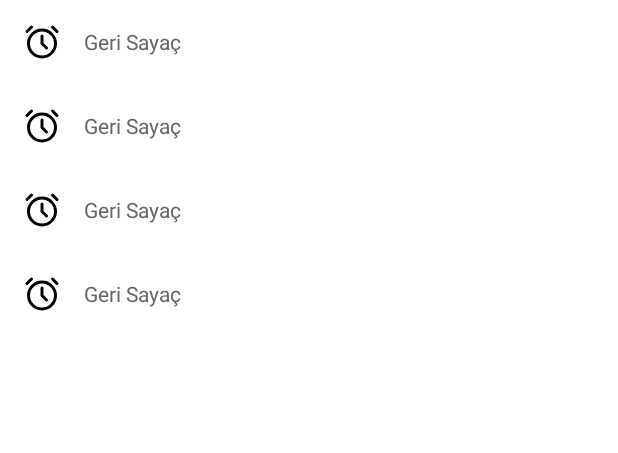
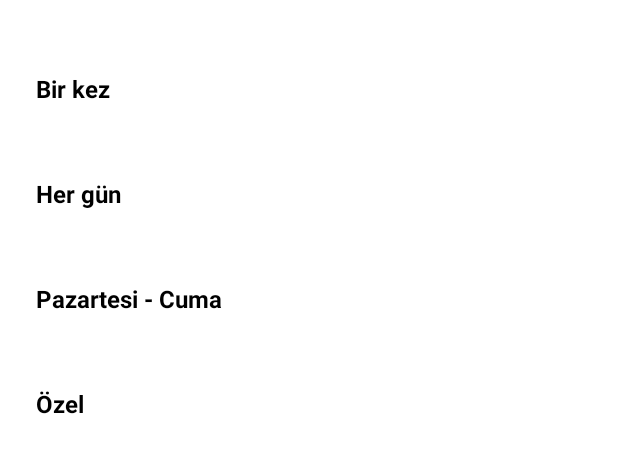
Before and after one commit to etokoc/ClockTracker, an Android app: the layout again_bottom_dialog.xml on its own in the app's theme, with its tools: preview values and no code run, on a phone screen of 412 x 824 dp. Shown: the top 453 px of the screen. Run offline under Robolectric (Android 15) with nearby library versions, the phone set to English and light mode, and no system bars.

Commit message:
yaptık birşeyler

```diff
--- a/app/src/main/res/drawable/dialog_background.xml
+++ b/app/src/main/res/drawable/dialog_background.xml
@@ -2,6 +2,9 @@
 <shape xmlns:android="http://schemas.android.com/apk/res/android">
 
     <solid android:color="@color/white"/>
-    <corners android:radius="20dp" />
+    <corners
+        android:topLeftRadius="20dp"
+        android:topRightRadius="20dp"
+        />
 
 </shape>
--- /dev/null
+++ b/app/src/main/res/drawable/rb_selection_selector.xml
@@ -0,0 +1,7 @@
+<?xml version="1.0" encoding="utf-8"?>
+<selector xmlns:android="http://schemas.android.com/apk/res/android">
+
+    <item android:color="@color/textChecked" android:state_checked="true" />
+    <item android:color="@color/white" android:state_checked="false" />
+
+</selector>
--- a/app/src/main/res/layout/again_bottom_dialog.xml
+++ b/app/src/main/res/layout/again_bottom_dialog.xml
@@ -9,65 +9,78 @@
         android:layout_height="wrap_content"
         android:background="@drawable/dialog_background"
         android:orientation="vertical"
+        android:paddingTop="24dp"
+        android:paddingBottom="24dp"
         app:layout_constraintEnd_toEndOf="parent"
         app:layout_constraintStart_toStartOf="parent"
         app:layout_constraintTop_toTopOf="parent">
 
-        <TextView
-            android:id="@+id/editMenuItem"
+        <RadioGroup
+            android:layout_width="match_parent"
+            android:layout_height="match_parent"
+            android:orientation="vertical"
+            android:checkedButton="@id/rbOnceDay">
+
+            <RadioButton
+                android:id="@+id/rbOnceDay"
+                android:layout_width="match_parent"
+                android:layout_height="wrap_content"
+                android:drawablePadding="8dp"
+                android:textStyle="bold"
+                android:text="@string/bir_kez"
+                android:textColor="@color/black"
+                android:padding="24dp"
+                android:button="@null"
+                android:backgroundTint="@drawable/rb_selection_selector"
+                android:textSize="16sp"
+                />
+
+            <RadioButton
+                android:id="@+id/rbEveryDay"
                 android:layout_width="match_parent"
                 android:layout_height="wrap_content"
                 android:clickable="true"
-            android:drawableStart="@drawable/ic_alarm"
-            android:drawablePadding="16dp"
                 android:focusable="true"
-            android:gravity="center_vertical"
-            android:padding="16dp"
-            android:text="@string/countdown"
-            android:textColor="#666666"
-            android:textSize="14sp" />
+                android:padding="24dp"
+                android:textStyle="bold"
+                android:button="@null"
+                android:drawablePadding="8dp"
+                android:backgroundTint="@drawable/rb_selection_selector"
+                android:text="@string/all_day"
+                android:textColor="@color/black"
+                android:textSize="16sp" />
 
-        <TextView
-            android:id="@+id/editMenuItem2"
+            <RadioButton
+                android:id="@+id/rbWeekDay"
                 android:layout_width="match_parent"
                 android:layout_height="wrap_content"
                 android:clickable="true"
-            android:drawableStart="@drawable/ic_alarm"
-            android:drawablePadding="16dp"
                 android:focusable="true"
-            android:gravity="center_vertical"
-            android:padding="16dp"
-            android:text="@string/countdown"
-            android:textColor="#666666"
-            android:textSize="14sp" />
+                android:padding="24dp"
+                android:button="@null"
+                android:backgroundTint="@drawable/rb_selection_selector"
+                android:textStyle="bold"
+                android:text="@string/pazartesi_cuma"
+                android:textColor="@color/black"
+                android:textSize="16sp" />
 
-        <TextView
-            android:id="@+id/editMenuItem3"
+            <RadioButton
+                android:id="@+id/rbSpecialDay"
                 android:layout_width="match_parent"
                 android:layout_height="wrap_content"
                 android:clickable="true"
-            android:drawableStart="@drawable/ic_alarm"
-            android:drawablePadding="16dp"
                 android:focusable="true"
+                android:drawablePadding="8dp"
+                android:padding="24dp"
+                android:textStyle="bold"
+                android:button="@null"
                 android:gravity="center_vertical"
-            android:padding="16dp"
-            android:text="@string/countdown"
-            android:textColor="#666666"
-            android:textSize="14sp" />
+                android:backgroundTint="@drawable/rb_selection_selector"
+                android:text="@string/special"
+                android:textColor="@color/black"
+                android:textSize="16sp" />
 
-        <TextView
-            android:id="@+id/editMenuItem4"
-            android:layout_width="match_parent"
-            android:layout_height="wrap_content"
-            android:clickable="true"
-            android:drawableStart="@drawable/ic_alarm"
-            android:drawablePadding="16dp"
-            android:focusable="true"
-            android:gravity="center_vertical"
-            android:padding="16dp"
-            android:text="@string/countdown"
-            android:textColor="#666666"
-            android:textSize="14sp" />
+        </RadioGroup>
 
 
     </LinearLayout>
--- a/app/src/main/res/layout/fragment_alarm_setting.xml
+++ b/app/src/main/res/layout/fragment_alarm_setting.xml
@@ -12,6 +12,7 @@
         android:layout_height="wrap_content"
         android:headerBackground="@color/clockHeaderColor"
         android:numbersSelectorColor="@color/appBlue"
+        app:layout_constraintHorizontal_bias="0.0"
         app:layout_constraintLeft_toLeftOf="parent"
         app:layout_constraintRight_toRightOf="parent"
         app:layout_constraintTop_toTopOf="parent" />
--- a/app/src/main/res/values-night/themes.xml
+++ b/app/src/main/res/values-night/themes.xml
@@ -10,7 +10,7 @@
         <item name="colorSecondaryVariant">@color/teal_200</item>
         <item name="colorOnSecondary">@color/black</item>
         <!-- Status bar color. -->
-        <item name="android:statusBarColor" tools:targetApi="l">?attr/colorPrimaryVariant</item>
+        <item name="android:statusBarColor" >?attr/colorPrimaryVariant</item>
         <!-- Customize your theme here. -->
     </style>
 </resources>
--- a/app/src/main/res/values/colors.xml
+++ b/app/src/main/res/values/colors.xml
@@ -10,5 +10,9 @@
     <color name="appBlue">#F33A87DA</color>
     <color name="clockHeaderColor">#7C0079FF</color>
     <color name="appGray">#A8A8A8</color>
+    <color name="lightGray">#E1E1E1</color>
     <color name="textHeavyGray">#8E8E8E</color>
+    <color name="transparent">#00000000</color>
+    <color name="textChecked">#7C3A87DA</color>
+    <color name="btn_confirm_blue">#F34EA2FD</color>
 </resources>
--- a/app/src/main/res/values/strings.xml
+++ b/app/src/main/res/values/strings.xml
@@ -10,4 +10,10 @@
     <string name="again">Tekrar</string>
     <string name="just_one">Bir Kez</string>
     <string name="tag">Etiket</string>
+    <string name="bir_kez">Bir kez</string>
+    <string name="all_day">Her gün</string>
+    <string name="pazartesi_cuma">Pazartesi - Cuma</string>
+    <string name="special">Özel</string>
+    <string name="confirm">Onayla</string>
+    <string name="cancel">İptal</string>
 </resources>
```
Also changed, not shown: app/src/main/res/drawable/button_confirm.xml (added, +9 -0 lines), app/src/main/res/layout/tag_bottom_dialog.xml (+37 -10 lines). Lines whose indentation alone changed are shown as unchanged.
